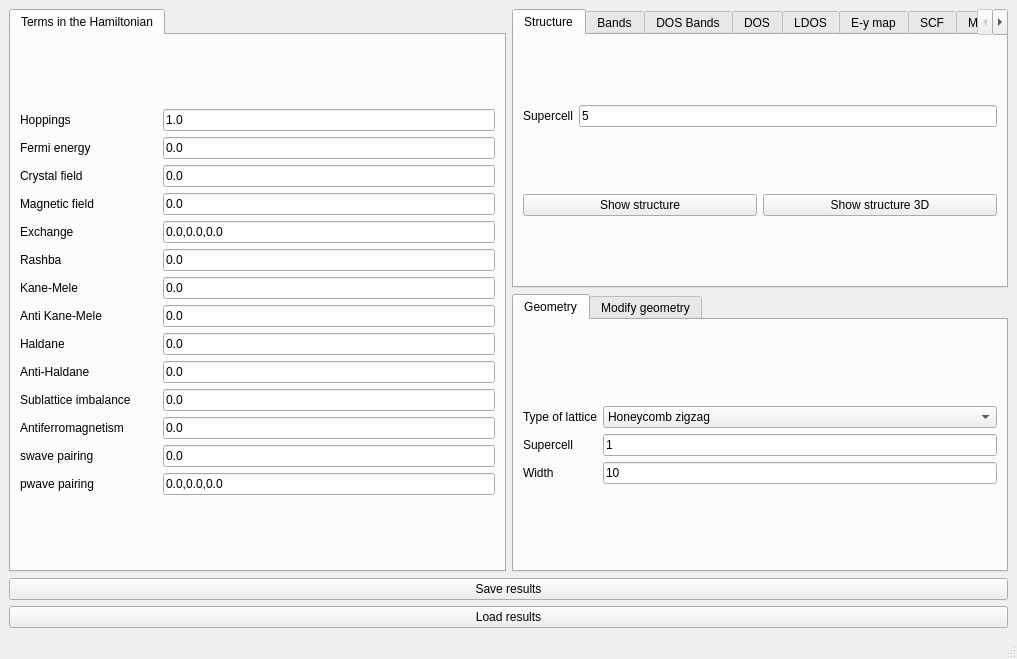
Before: the Qt Designer form interface-pyqt/1d/interface.ui in joselado/quantum-lattice, drawn with Qt 5.
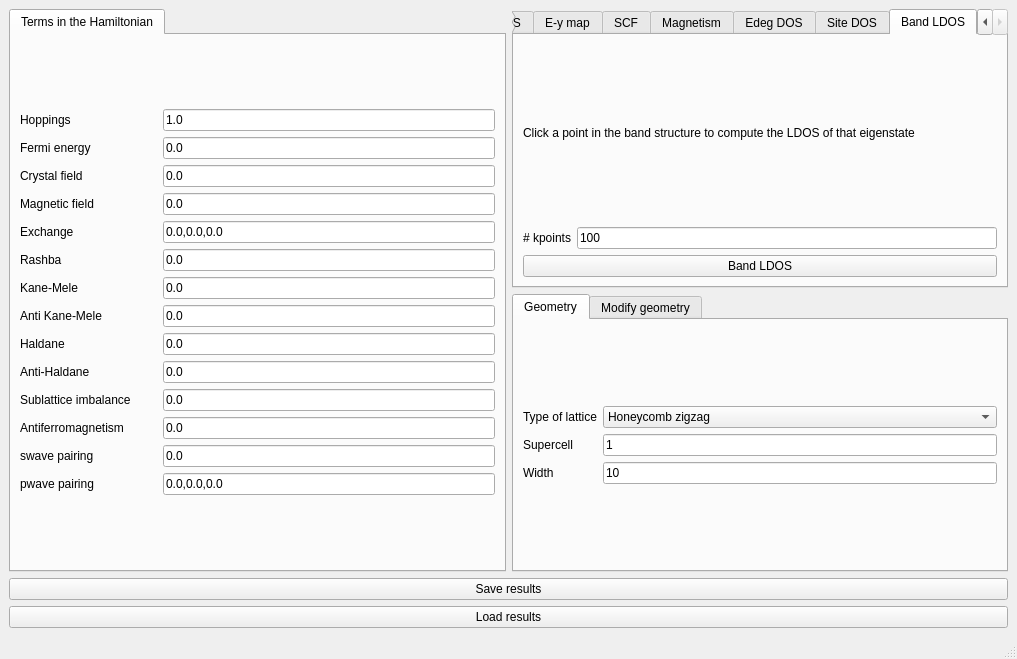
After: the same form once the commit is applied. The open tabs and pages were chosen to show the change. Custom widgets are drawn as their Qt base class.

Commit message: Add a Band LDOS view: click a band-structure point, see that state's LDOS

```diff
--- a/interface-pyqt/1d/interface.ui
+++ b/interface-pyqt/1d/interface.ui
@@ -1352,6 +1352,48 @@
         </item>
        </layout>
       </widget>
+      <widget class="QWidget" name="tab_band_ldos">
+       <attribute name="title">
+        <string>Band LDOS</string>
+       </attribute>
+       <layout class="QVBoxLayout" name="verticalLayout_band_ldos">
+        <item>
+         <widget class="BodyLabel" name="label_band_ldos_info">
+          <property name="text">
+           <string>Click a point in the band structure to compute the LDOS of that eigenstate</string>
+          </property>
+          <property name="wordWrap">
+           <bool>true</bool>
+          </property>
+         </widget>
+        </item>
+        <item>
+         <layout class="QGridLayout" name="gridLayout_band_ldos">
+          <item row="0" column="0">
+           <widget class="BodyLabel" name="label_band_ldos_nk">
+            <property name="text">
+             <string># kpoints</string>
+            </property>
+           </widget>
+          </item>
+          <item row="0" column="1">
+           <widget class="LineEdit" name="band_ldos_nk">
+            <property name="text">
+             <string>100</string>
+            </property>
+           </widget>
+          </item>
+         </layout>
+        </item>
+        <item>
+         <widget class="PushButton" name="show_band_ldos">
+          <property name="text">
+           <string>Band LDOS</string>
+          </property>
+         </widget>
+        </item>
+       </layout>
+      </widget>
      </widget>
     </item>
     <item row="2" column="0" colspan="2">
```
The commit also changes 3 other files.
